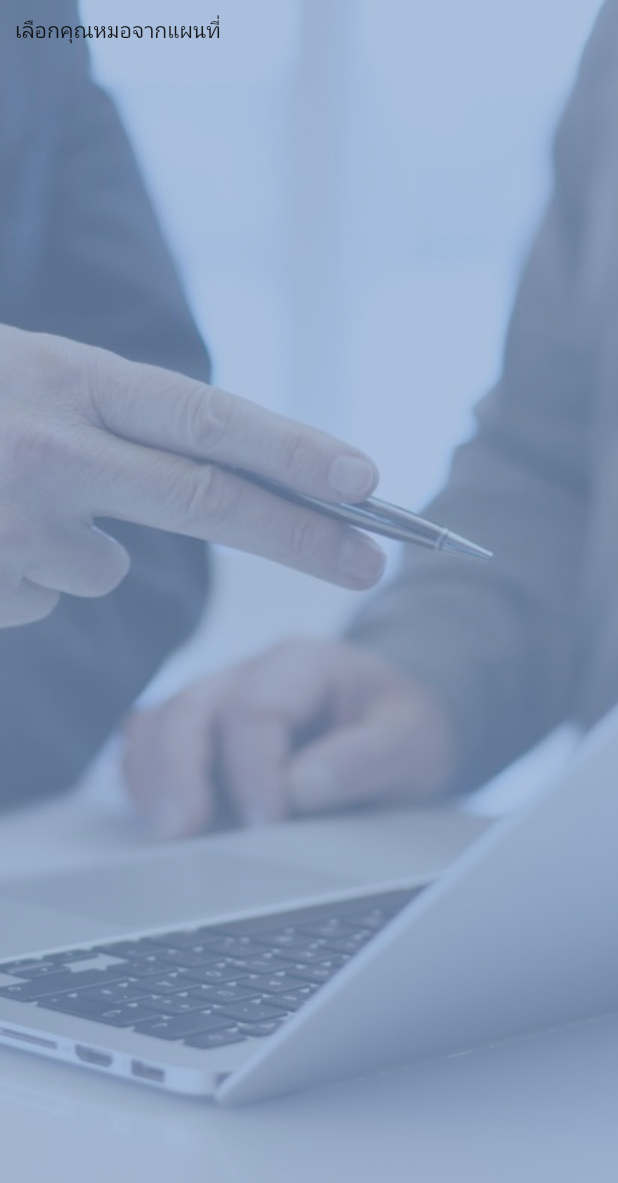
After one commit to sernja/getpreg, a Flutter app: the Map screen opened directly, on a phone screen of 412 x 824 dp. The commit adds this screen. Shown: the top 1183 px of the screen. Run offline on Flutter 3.47's test engine with Material 2 defaults, Android fonts, the phone set to English and light mode, and no system bars; our stand-ins replace sms_autofill.

Commit message:
finish loading screen ui

```diff
--- /dev/null
+++ b/lib/screen/Map.dart
@@ -0,0 +1,27 @@
+import 'package:flutter/material.dart';
+
+class Map extends StatefulWidget {
+  @override
+  _Map createState() => new _Map();
+}
+
+class _Map extends State<Map> {
+  Widget build(BuildContext context) {
+    return new Scaffold(
+      body: Container(
+        padding: const EdgeInsets.all(10),
+        width: double.infinity,
+        height: double.infinity,
+        decoration: BoxDecoration(
+          image: DecorationImage(
+            image: AssetImage("assets/images/bg.jpg"),
+            fit: BoxFit.fill,
+            colorFilter: new ColorFilter.mode(
+                Colors.black.withOpacity(0.65), BlendMode.dstIn),
+          ),
+        ),
+        child: Text("เลือกคุณหมอจากแผนที่"),
+      ),
+    );
+  }
+}
--- a/pubspec.yaml
+++ b/pubspec.yaml
@@ -23,6 +23,7 @@ environment:
 dependencies:
   adobe_xd: ^2.0.0+1
   sms_autofill: ^2.0.1
+  loading_gifs: ^0.3.0
   flutter:
     sdk: flutter
 
```
Also changed, not shown: lib/screen/Loading.dart (added, +79 -0 lines), lib/screen/Splesh.dart (+11 -7 lines), lib/screen/Tours.dart (added, +21 -0 lines), assets/images/gif_loading.gif (added), pubspec.lock.
